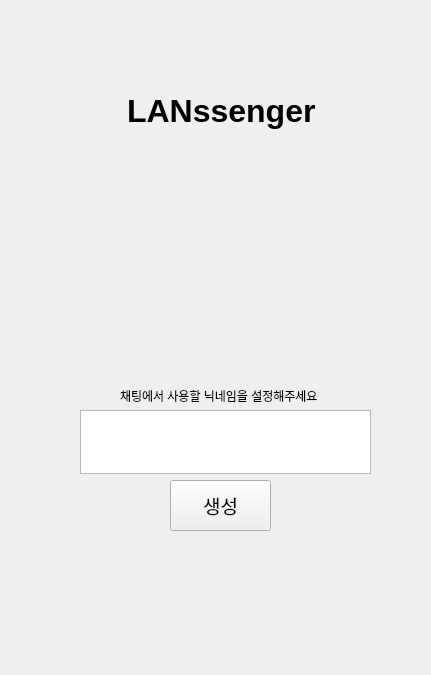
Qt form src/client/gui/nicknameSet.ui (TaehyunJeon0203/lanssenger) before a commit.
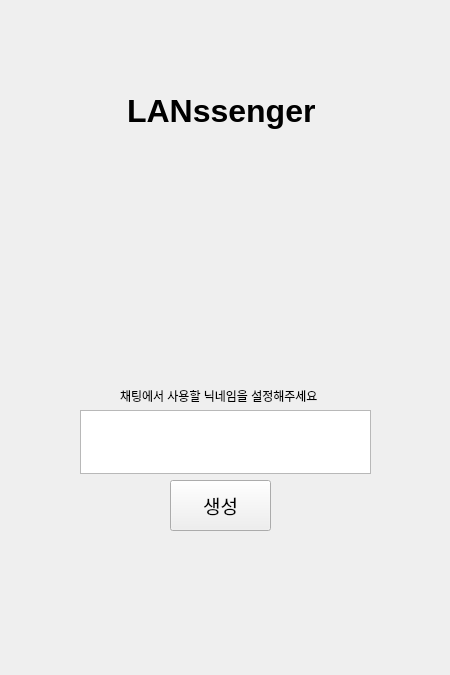
The same form after that commit.

What changed in the file:
```diff
--- a/src/client/gui/nicknameSet.ui
+++ b/src/client/gui/nicknameSet.ui
@@ -6,7 +6,7 @@
    <rect>
     <x>0</x>
     <y>0</y>
-    <width>431</width>
+    <width>450</width>
     <height>675</height>
    </rect>
   </property>
```
